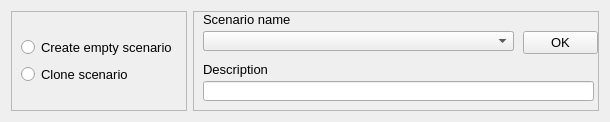
AequilibraE/qaequilibrae, file qaequilibrae/modules/project_procedures/forms/ui_scenarios.ui: the form before one commit.
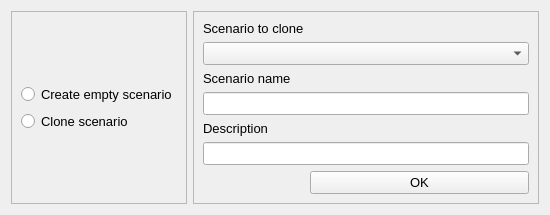
The form after the commit.

The edit to the form file:
```diff
--- a/qaequilibrae/modules/project_procedures/forms/ui_scenarios.ui
+++ b/qaequilibrae/modules/project_procedures/forms/ui_scenarios.ui
@@ -6,8 +6,8 @@
    <rect>
     <x>0</x>
     <y>0</y>
-    <width>610</width>
-    <height>122</height>
+    <width>550</width>
+    <height>200</height>
    </rect>
   </property>
   <property name="font">
@@ -85,78 +85,58 @@
      <property name="frameShadow">
       <enum>QFrame::Raised</enum>
      </property>
+     <layout class="QFormLayout" name="formLayout_2">
+      <item row="0" column="0">
      <widget class="QLabel" name="label_1">
-      <property name="geometry">
-       <rect>
-        <x>10</x>
-        <y>0</y>
-        <width>151</width>
-        <height>16</height>
-       </rect>
-      </property>
       <property name="text">
-       <string>Scenario name</string>
-      </property>
-     </widget>
-     <widget class="QLineEdit" name="txt_name">
-      <property name="geometry">
-       <rect>
-        <x>10</x>
-        <y>20</y>
-        <width>311</width>
-        <height>20</height>
-       </rect>
-      </property>
-     </widget>
-     <widget class="QComboBox" name="cob_scenarios">
-      <property name="geometry">
-       <rect>
-        <x>10</x>
-        <y>20</y>
-        <width>311</width>
-        <height>20</height>
-       </rect>
-      </property>
-      <property name="visible">
-       <bool>false</bool>
-      </property>
-     </widget>
+         <string>Scenario to clone</string>
+        </property>
+       </widget>
+      </item>
+      <item row="1" column="0" colspan="2">
+       <widget class="QComboBox" name="cob_scenarios"/>
+      </item>
+      <item row="2" column="0">
      <widget class="QLabel" name="label_2">
-      <property name="geometry">
-       <rect>
-        <x>10</x>
-        <y>50</y>
-        <width>91</width>
-        <height>16</height>
-       </rect>
-      </property>
+        <property name="text">
+         <string>Scenario name</string>
+        </property>
+       </widget>
+      </item>
+      <item row="3" column="0" colspan="2">
+       <widget class="QLineEdit" name="txt_name"/>
+      </item>
+      <item row="4" column="0">
+       <widget class="QLabel" name="label_3">
       <property name="text">
        <string>Description</string>
       </property>
      </widget>
-     <widget class="QLineEdit" name="txt_desc">
-      <property name="geometry">
-       <rect>
-        <x>10</x>
-        <y>70</y>
-        <width>391</width>
-        <height>20</height>
-       </rect>
-      </property>
-     </widget>
+      </item>
+      <item row="5" column="0" colspan="2">
+       <widget class="QLineEdit" name="txt_desc"/>
+      </item>
+      <item row="6" column="1">
      <widget class="QPushButton" name="but_run">
-      <property name="geometry">
-       <rect>
-        <x>330</x>
-        <y>20</y>
-        <width>75</width>
-        <height>23</height>
-       </rect>
-      </property>
       <property name="text">
        <string>OK</string>
       </property>
      </widget>
+      </item>
+      <item row="6" column="0">
+       <spacer name="vspacer_3">
+        <property name="orientation">
+         <enum>Qt::Vertical</enum>
+        </property>
+        <property name="sizeHint" stdset="0">
+         <size>
+          <width>20</width>
+          <height>40</height>
+         </size>
+        </property>
+       </spacer>
+      </item>
+     </layout>
     </widget>
    </item>
   </layout>
```
Lines whose indentation alone changed are shown as unchanged.
